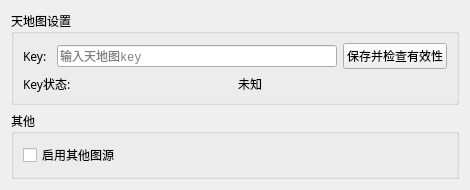
liuxsdev/qgis-plugin-tianditu, file ui/setting.ui: the form before one commit.
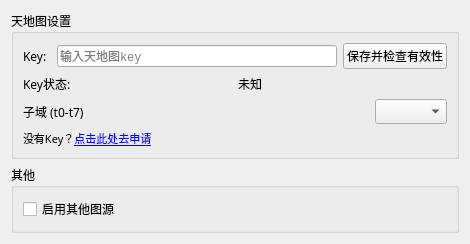
The form after the commit. Custom widgets are drawn as their Qt base class.

```diff
--- a/ui/setting.ui
+++ b/ui/setting.ui
@@ -7,7 +7,7 @@
     <x>0</x>
     <y>0</y>
     <width>470</width>
-    <height>186</height>
+    <height>233</height>
    </rect>
   </property>
   <property name="windowTitle">
@@ -79,6 +79,60 @@
         </item>
        </layout>
       </item>
+      <item>
+       <layout class="QHBoxLayout" name="horizontalLayout_3">
+        <item>
+         <widget class="QLabel" name="label_3">
+          <property name="text">
+           <string>子域 (t0-t7)</string>
+          </property>
+         </widget>
+        </item>
+        <item>
+         <spacer name="horizontalSpacer">
+          <property name="orientation">
+           <enum>Qt::Horizontal</enum>
+          </property>
+          <property name="sizeHint" stdset="0">
+           <size>
+            <width>40</width>
+            <height>20</height>
+           </size>
+          </property>
+         </spacer>
+        </item>
+        <item>
+         <widget class="QComboBox" name="comboBox">
+          <property name="minimumSize">
+           <size>
+            <width>70</width>
+            <height>0</height>
+           </size>
+          </property>
+          <property name="baseSize">
+           <size>
+            <width>200</width>
+            <height>0</height>
+           </size>
+          </property>
+         </widget>
+        </item>
+       </layout>
+      </item>
+      <item>
+       <layout class="QHBoxLayout" name="horizontalLayout_4">
+        <item>
+         <widget class="QLabel" name="label_4">
+          <property name="text">
+           <string>&lt;html&gt;&lt;head/&gt;&lt;body&gt;&lt;p&gt;&lt;span style=&quot; font-size:8pt;&quot;&gt;没有Key？&lt;/span&gt;&lt;a href=&quot;https://console.tianditu.gov.cn/api/key&quot;&gt;&lt;span style=&quot; font-size:8pt; text-decoration: underline; color:#0000ff;&quot;&gt;点击此处去申请&lt;/span&gt;&lt;/a&gt;&lt;/p&gt;&lt;/body&gt;&lt;/html&gt;</string>
+          </property>
+          <property name="openExternalLinks">
+           <bool>true</bool>
+          </property>
+         </widget>
+        </item>
+       </layout>
+      </item>
      </layout>
     </widget>
    </item>
```
